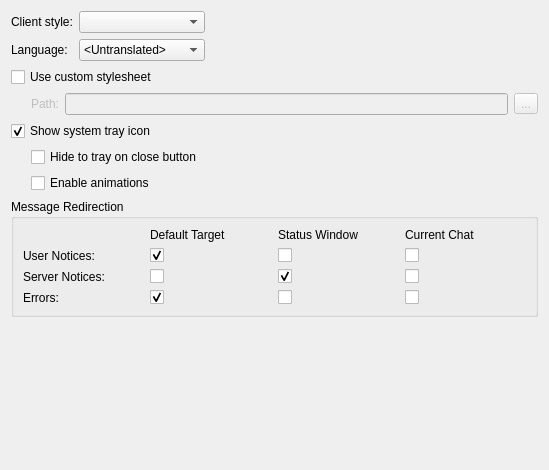
Old version of the form src/qtui/settingspages/appearancesettingspage.ui in the repository quassel/quassel.
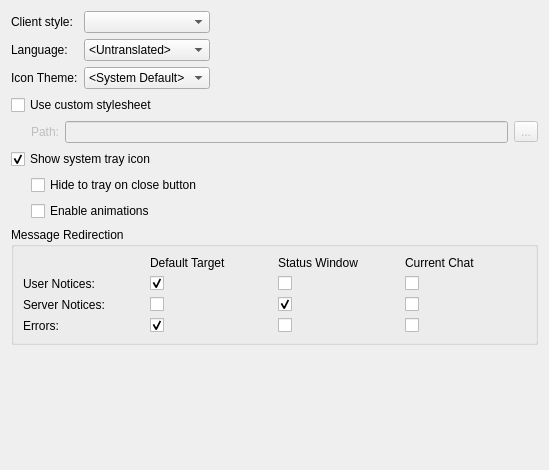
New version of the form.

Commit message: Add Settings option to choose from bundled Icon Themes or system default

Patch:
```diff
--- a/src/qtui/settingspages/appearancesettingspage.ui
+++ b/src/qtui/settingspages/appearancesettingspage.ui
@@ -67,6 +67,25 @@
        </property>
       </spacer>
      </item>
+     <item row="2" column="0">
+      <widget class="QLabel" name="label_10">
+       <property name="text">
+        <string>Icon Theme:</string>
+       </property>
+      </widget>
+     </item>
+     <item row="2" column="1">
+      <widget class="QComboBox" name="iconthemeComboBox">
+       <property name="toolTip">
+        <string>Choose from the bundled Icon-Themes! May need restart...</string>
+       </property>
+       <item>
+        <property name="text">
+         <string>&lt;System Default&gt;</string>
+        </property>
+       </item>
+      </widget>
+     </item>
     </layout>
    </item>
    <item>
```
The commit also changes 3 other files.
